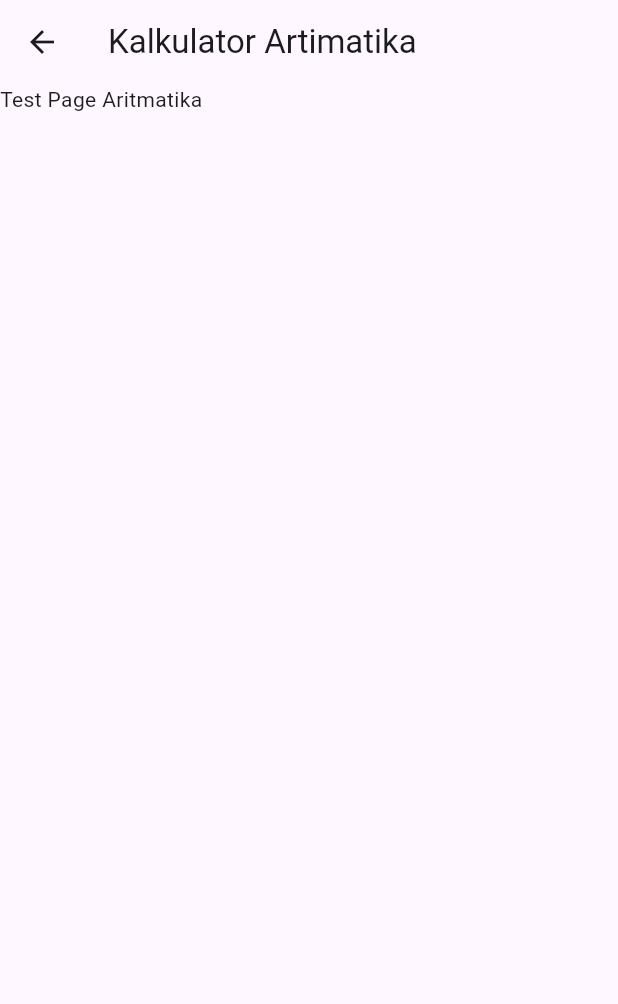
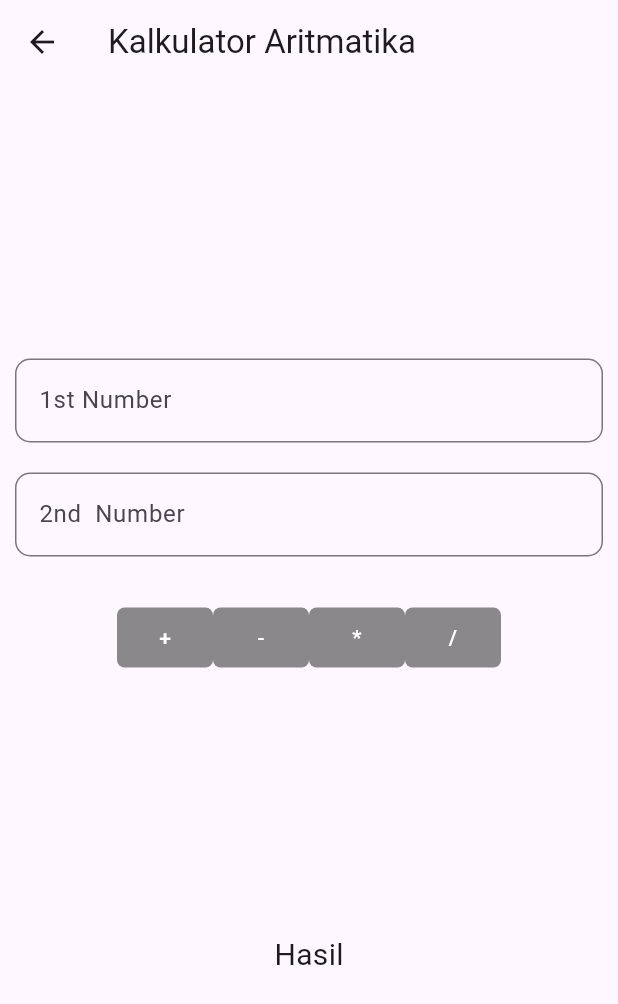
Before and after one commit to M2NVMe/cubitflutter, a Flutter app: the Uiaritmatik screen opened directly, on a phone screen of 412 x 824 dp. Shown: the top 1004 px of the screen. Run offline on Flutter 3.47's test engine with Material 3 defaults, Android fonts, the phone set to English and light mode, and no system bars; our stand-ins replace bloc.

Commit message:
[BBW] FIX/ADD

```diff
--- a/lib/Aritmetika/uiaritmatik.dart
+++ b/lib/Aritmetika/uiaritmatik.dart
@@ -1,3 +1,5 @@
+import 'package:cubitflutter/Reusables/myButton.dart';
+import 'package:cubitflutter/Reusables/myTextfield.dart';
 import 'package:flutter/material.dart';
 import 'package:bloc/bloc.dart';
 import 'AritmatikCubit.dart';
@@ -8,16 +10,32 @@ class Uiaritmatik extends StatelessWidget {
   @override
   Widget build(BuildContext context) {
     return Scaffold(
-      appBar:AppBar(title: Text("Kalkulator Artimatika"),),
+      appBar:AppBar(title: Text("Kalkulator Aritmatika"),),
       body:
       Column(
         children: [
-          Container(
-            child: Text("Test Page Aritmatika"),
-          )
+          Expanded(child: Container()),
+          myTextField(hintText: "1st Number", isObscure: false, textStyle: TextStyle(fontWeight: FontWeight.normal), rad: 10),
+          myTextField(hintText: "2nd  Number", isObscure: false, textStyle: TextStyle(fontWeight: FontWeight.normal), rad: 10),
+          SizedBox(height: 20,),
+          Row(
+            children: [
+              Expanded(child: Container()),
+              myButton(backgroundColor: Colors.black45, textColor: Colors.white, radius: 5,elevation: 0, textButton: "+" ,onPressed: () {},),
+              myButton(backgroundColor: Colors.black45, textColor: Colors.white, radius: 5,elevation: 0, textButton: "-" ,onPressed: () {},),
+              myButton(backgroundColor: Colors.black45, textColor: Colors.white, radius: 5,elevation: 0, textButton: "*" ,onPressed: () {},),
+              myButton(backgroundColor: Colors.black45, textColor: Colors.white, radius: 5,elevation: 0, textButton: "/" ,onPressed: () {},),
+              Expanded(child: Container()),
+            ],
+          ),
+          Expanded(child: Container()),
+          Text("Hasil",
+            style:
+            TextStyle(fontSize: 20),
+          ),
+          Expanded(child: Container()),
         ],
-      )
-      ,
+      ),
     );
   }
 }
```
